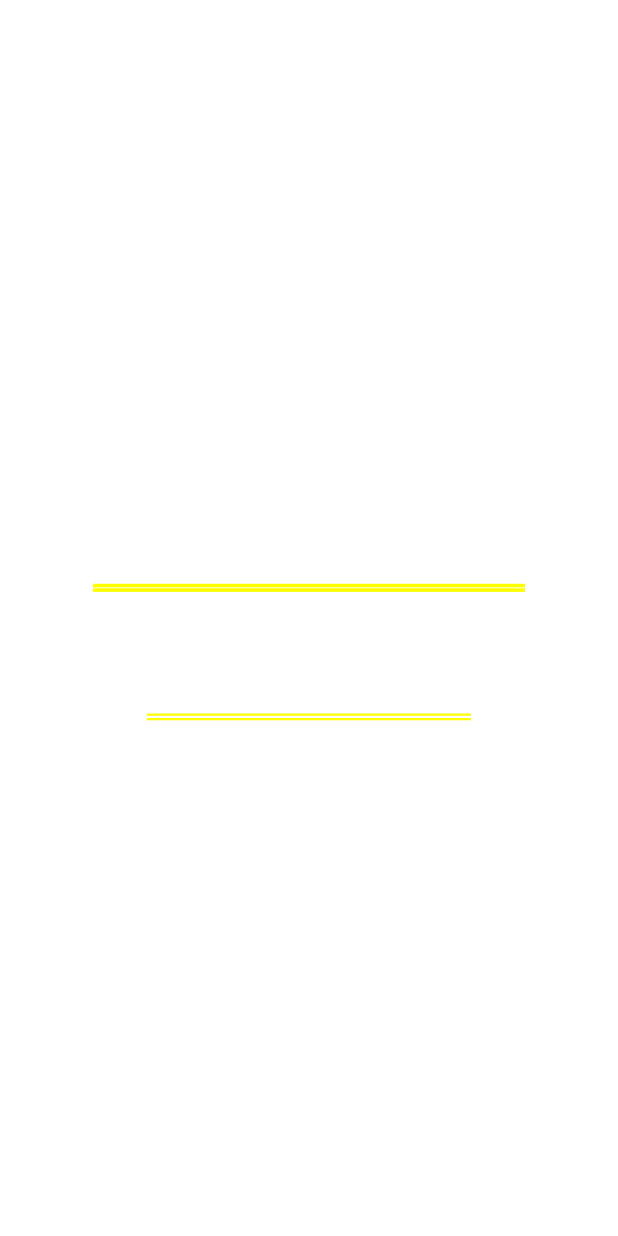
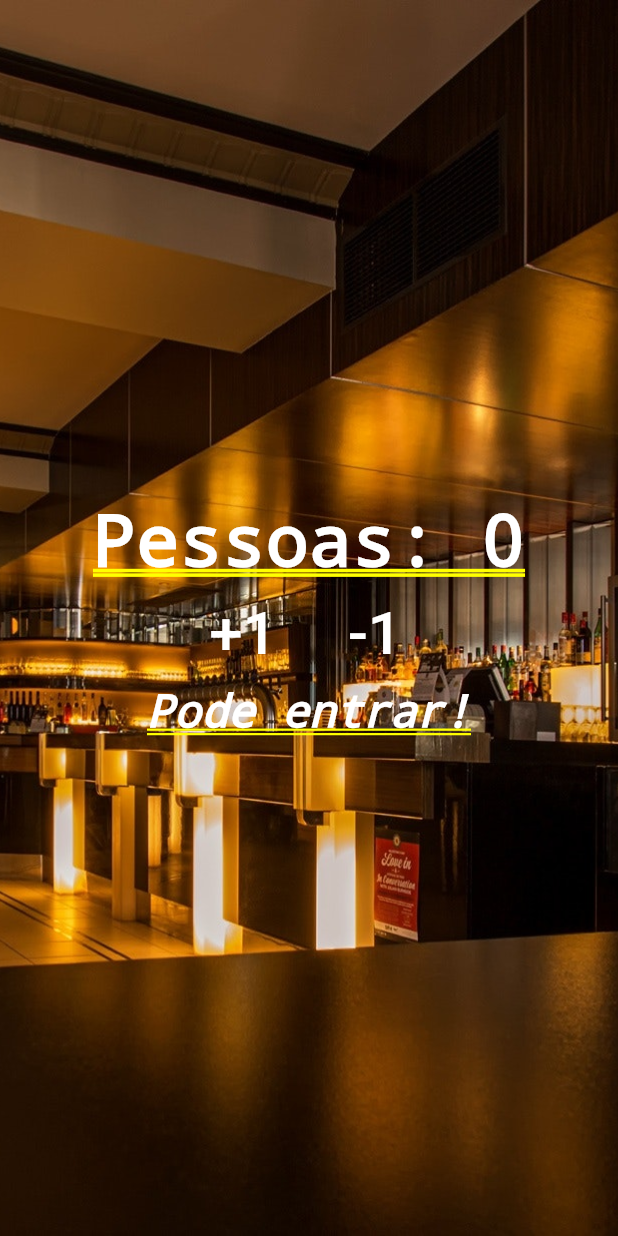
Before and after one commit to CaetanoMatheus/people-counter, a Flutter app: the screen it shows after launch, on a phone screen of 412 x 824 dp. Run offline on Flutter 3.47's test engine with Material 2 defaults, Android fonts, the phone set to English and light mode, and no system bars.

Commit message:
Added application background image

```diff
--- a/lib/main.dart
+++ b/lib/main.dart
@@ -8,14 +8,24 @@ class PeopleCounter extends StatelessWidget {
     return MaterialApp(
       title: 'People Counter',
       debugShowCheckedModeBanner: false,
-      home: Column(
+      home: Stack(
+        children: [
+          Image.asset(
+            'images/restaurant.jpg',
+            fit: BoxFit.cover,
+            height: double.infinity,
+          ),
+          Column(
             mainAxisAlignment: MainAxisAlignment.center,
             children: [
               Text(
                 'Pessoas: 0',
-            style: TextStyle(color: Colors.white, fontWeight: FontWeight.bold),
+                style:
+                    TextStyle(color: Colors.white, fontWeight: FontWeight.bold),
               ),
-          Row(
+              Padding(
+                padding: EdgeInsets.all(10),
+                child: Row(
                   mainAxisAlignment: MainAxisAlignment.center,
                   children: [
                     FlatButton(
@@ -34,6 +44,7 @@ class PeopleCounter extends StatelessWidget {
                     ),
                   ],
                 ),
+              ),
               Text(
                 'Pode entrar!',
                 style: TextStyle(
@@ -44,6 +55,8 @@ class PeopleCounter extends StatelessWidget {
               ),
             ],
           ),
+        ],
+      ),
     );
   }
 }
```
Also changed, not shown: pubspec.yaml (+3 -62 lines), images/restaurant.jpg (added). Lines whose indentation alone changed are shown as unchanged.
